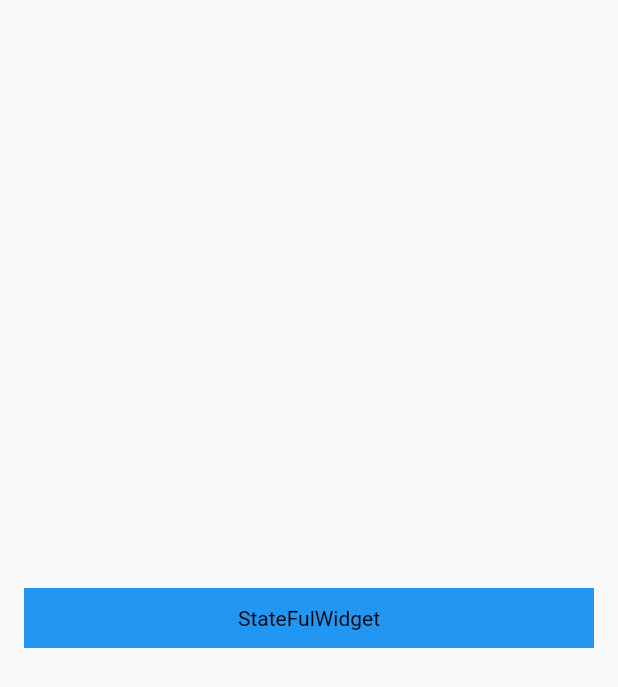
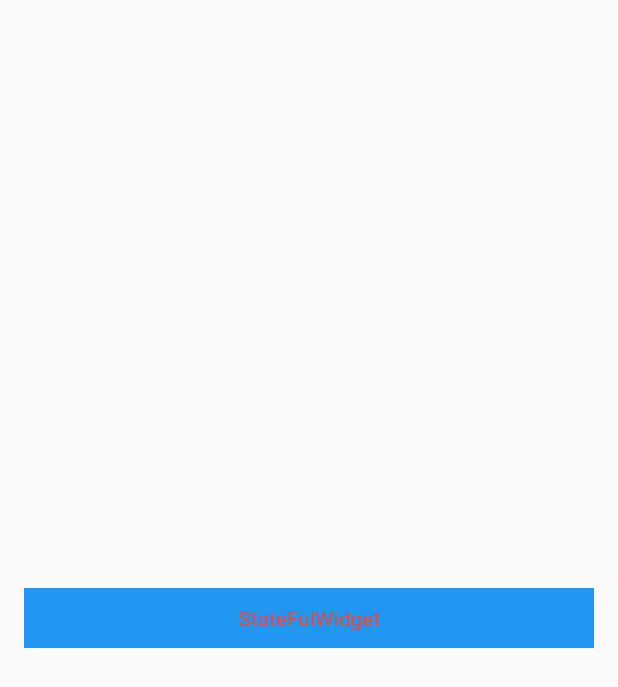
Before and after one commit to BrenoLopez/initial-flutter, a Flutter app: the screen it shows after launch, on a phone screen of 412 x 824 dp. Shown: the top 687 px of the screen. Run offline on Flutter 3.47's test engine with Material 2 defaults, Android fonts, the light colour scheme and no system bars.

Commit message:
chore: change color of text button

```diff
--- a/lib/tutorial/gesture_detector.dart
+++ b/lib/tutorial/gesture_detector.dart
@@ -19,7 +19,7 @@ class TestGestureDetectorWidget extends StatelessWidget {
               child: const Center(
                   child: Text(
                 'StateFulWidget',
-                style: TextStyle(color: Colors.black),
+                style: TextStyle(color: Colors.red),
               )),
             ),
           ),
```
